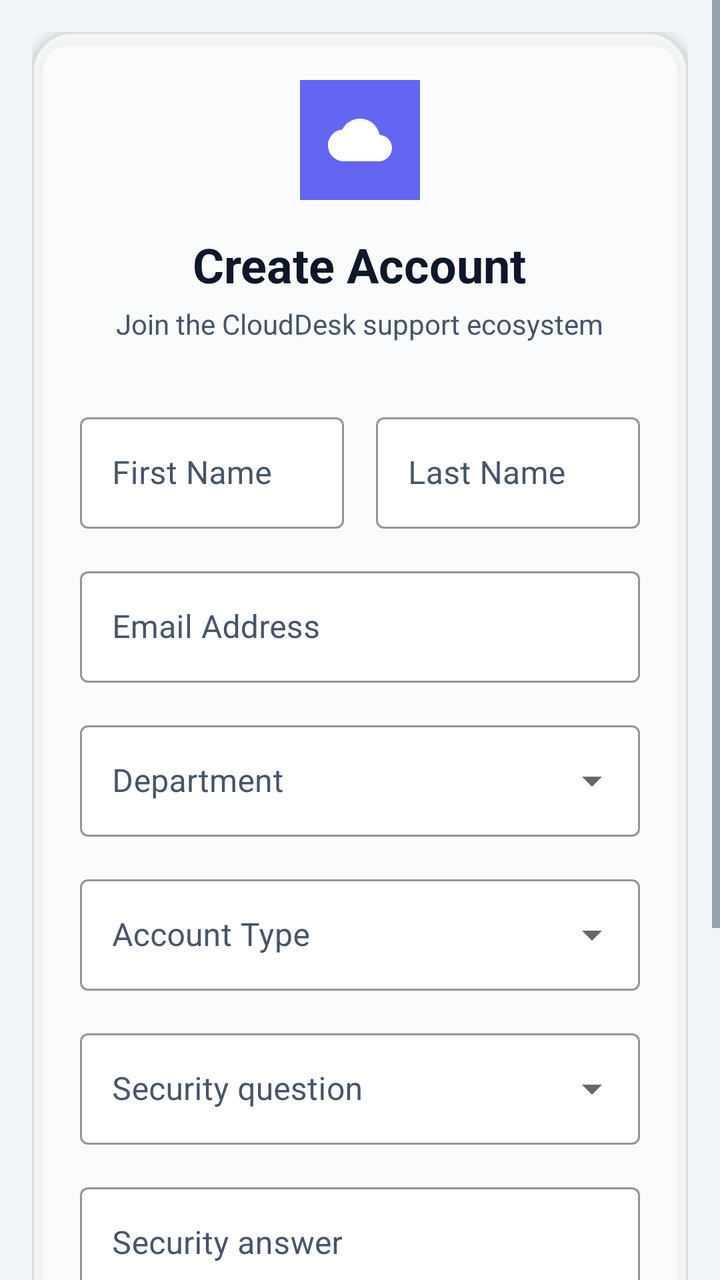
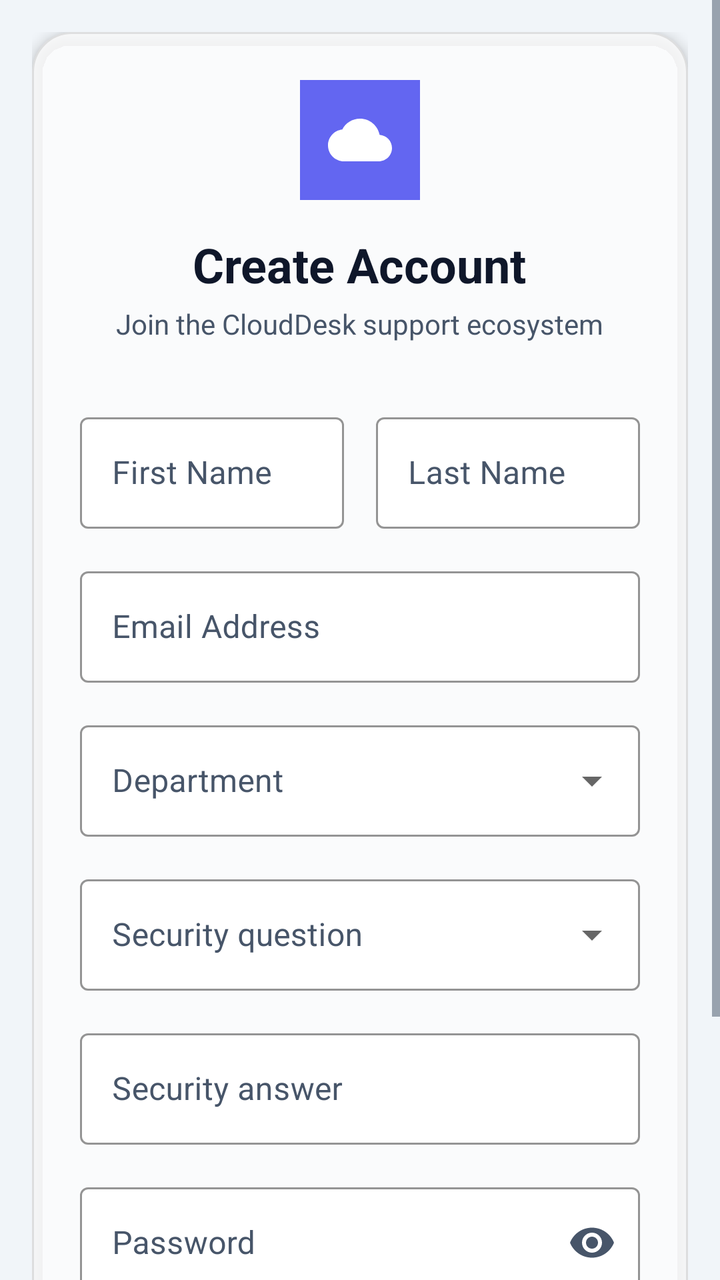

Two renders of the same Android screen: before a commit and after it. Below are the layout's source before the change and the commit's diff.
<!-- AndroidManifest.xml: application theme Theme.CloudDesk -->
<!-- res/layout/activity_register.xml -->
<?xml version="1.0" encoding="utf-8"?>
<ScrollView xmlns:android="http://schemas.android.com/apk/res/android"
    xmlns:app="http://schemas.android.com/apk/res-auto"
    android:layout_width="match_parent"
    android:layout_height="match_parent"
    android:background="@color/bg_dark"
    android:fillViewport="true">

    <LinearLayout
        android:layout_width="match_parent"
        android:layout_height="wrap_content"
        android:orientation="vertical"
        android:gravity="center"
        android:padding="16dp">

        <com.google.android.material.card.MaterialCardView
            android:layout_width="match_parent"
            android:layout_height="wrap_content"
            app:cardBackgroundColor="@color/glass_bg"
            app:cardCornerRadius="20dp"
            app:strokeColor="@color/glass_border"
            app:strokeWidth="1dp"
            app:cardElevation="4dp">

            <LinearLayout
                android:layout_width="match_parent"
                android:layout_height="wrap_content"
                android:orientation="vertical"
                android:padding="24dp">

                
                <FrameLayout
                    android:layout_width="60dp"
                    android:layout_height="60dp"
                    android:layout_gravity="center"
                    android:background="@color/primary"
                    android:layout_marginBottom="16dp">
                    <ImageView
                        android:layout_width="32dp"
                        android:layout_height="32dp"
                        android:layout_gravity="center"
                        android:src="@drawable/ic_cloud"/>
                </FrameLayout>

                <TextView
                    android:layout_width="wrap_content"
                    android:layout_height="wrap_content"
                    android:layout_gravity="center"
                    android:text="@string/register_title"
                    android:textColor="@color/text_main"
                    android:textSize="24sp"
                    android:textStyle="bold"
                    android:layout_marginBottom="4dp"/>

                <TextView
                    android:layout_width="wrap_content"
                    android:layout_height="wrap_content"
                    android:layout_gravity="center"
                    android:text="@string/register_subtitle"
                    android:textColor="@color/text_muted"
                    android:textSize="14sp"
                    android:layout_marginBottom="32dp"/>

                
                <LinearLayout
                    android:layout_width="match_parent"
                    android:layout_height="wrap_content"
                    android:orientation="horizontal"
                    android:layout_marginBottom="16dp">
                    
                    <com.google.android.material.textfield.TextInputLayout
                        android:layout_width="0dp"
                        android:layout_height="wrap_content"
                        android:layout_weight="1"
                        android:layout_marginEnd="8dp"
                        android:hint="@string/register_first_name_hint"
                        android:textColorHint="@color/text_muted"
                        app:hintTextColor="@color/primary"
                        app:boxStrokeColor="@color/primary"
                        app:boxBackgroundColor="@color/bg_surface"
                        style="@style/Widget.MaterialComponents.TextInputLayout.OutlinedBox">
                        <com.google.android.material.textfield.TextInputEditText
                            android:id="@+id/firstName"
                            android:layout_width="match_parent"
                            android:layout_height="wrap_content"
                            android:textColor="@color/text_main"
                            android:inputType="textPersonName"/>
                    </com.google.android.material.textfield.TextInputLayout>

                    <com.google.android.material.textfield.TextInputLayout
                        android:layout_width="0dp"
                        android:layout_height="wrap_content"
                        android:layout_weight="1"
                        android:layout_marginStart="8dp"
                        android:hint="@string/register_last_name_hint"
                        android:textColorHint="@color/text_muted"
                        app:hintTextColor="@color/primary"
                        app:boxStrokeColor="@color/primary"
                        app:boxBackgroundColor="@color/bg_surface"
                        style="@style/Widget.MaterialComponents.TextInputLayout.OutlinedBox">
                        <com.google.android.material.textfield.TextInputEditText
                            android:id="@+id/lastName"
                            android:layout_width="match_parent"
                            android:layout_height="wrap_content"
                            android:textColor="@color/text_main"
                            android:inputType="textPersonName"/>
                    </com.google.android.material.textfield.TextInputLayout>
                </LinearLayout>

                
                <com.google.android.material.textfield.TextInputLayout
                    android:layout_width="match_parent"
                    android:layout_height="wrap_content"
                    android:hint="@string/register_email_hint"
                    android:textColorHint="@color/text_muted"
                    app:hintTextColor="@color/primary"
                    app:boxStrokeColor="@color/primary"
                    app:boxBackgroundColor="@color/bg_surface"
                    style="@style/Widget.MaterialComponents.TextInputLayout.OutlinedBox"
                    android:layout_marginBottom="16dp">
                    <com.google.android.material.textfield.TextInputEditText
                        android:id="@+id/email"
                        android:layout_width="match_parent"
                        android:layout_height="wrap_content"
                        android:textColor="@color/text_main"
                        android:inputType="textEmailAddress"/>
                </com.google.android.material.textfield.TextInputLayout>

                
                <com.google.android.material.textfield.TextInputLayout
                    android:layout_width="match_parent"
                    android:layout_height="wrap_content"
                    android:hint="@string/register_department_hint"
                    android:textColorHint="@color/text_muted"
                    app:hintTextColor="@color/primary"
                    app:boxStrokeColor="@color/primary"
                    app:boxBackgroundColor="@color/bg_surface"
                    style="@style/Widget.MaterialComponents.TextInputLayout.OutlinedBox.ExposedDropdownMenu"
                    android:layout_marginBottom="16dp">
                    <AutoCompleteTextView
                        android:id="@+id/departmentDropdown"
                        android:layout_width="match_parent"
                        android:layout_height="wrap_content"
                        android:textColor="@color/text_main"
                        android:inputType="none"/>
                </com.google.android.material.textfield.TextInputLayout>

                
                <com.google.android.material.textfield.TextInputLayout
                    android:layout_width="match_parent"
                    android:layout_height="wrap_content"
                    android:hint="@string/register_account_type_hint"
                    android:textColorHint="@color/text_muted"
                    app:hintTextColor="@color/primary"
                    app:boxStrokeColor="@color/primary"
                    app:boxBackgroundColor="@color/bg_surface"
                    style="@style/Widget.MaterialComponents.TextInputLayout.OutlinedBox.ExposedDropdownMenu"
                    android:layout_marginBottom="16dp">
                    <AutoCompleteTextView
                        android:id="@+id/roleDropdown"
                        android:layout_width="match_parent"
                        android:layout_height="wrap_content"
                        android:textColor="@color/text_main"
                        android:inputType="none"/>
                </com.google.android.material.textfield.TextInputLayout>

                
                <com.google.android.material.textfield.TextInputLayout
                    android:layout_width="match_parent"
                    android:layout_height="wrap_content"
                    android:hint="@string/register_security_question_hint"
                    android:textColorHint="@color/text_muted"
                    app:hintTextColor="@color/primary"
                    app:boxStrokeColor="@color/primary"
                    app:boxBackgroundColor="@color/bg_surface"
                    style="@style/Widget.MaterialComponents.TextInputLayout.OutlinedBox.ExposedDropdownMenu"
                    android:layout_marginBottom="16dp">
                    <AutoCompleteTextView
                        android:id="@+id/securityQuestionDropdown"
                        android:layout_width="match_parent"
                        android:layout_height="wrap_content"
                        android:textColor="@color/text_main"
                        android:inputType="none"/>
                </com.google.android.material.textfield.TextInputLayout>

                <com.google.android.material.textfield.TextInputLayout
                    android:layout_width="match_parent"
                    android:layout_height="wrap_content"
                    android:hint="@string/register_security_answer_hint"
                    android:textColorHint="@color/text_muted"
                    app:hintTextColor="@color/primary"
                    app:boxStrokeColor="@color/primary"
                    app:boxBackgroundColor="@color/bg_surface"
                    style="@style/Widget.MaterialComponents.TextInputLayout.OutlinedBox"
                    android:layout_marginBottom="16dp">
                    <com.google.android.material.textfield.TextInputEditText
                        android:id="@+id/securityAnswerInput"
                        android:layout_width="match_parent"
                        android:layout_height="wrap_content"
                        android:textColor="@color/text_main"
                        android:inputType="text"/>
                </com.google.android.material.textfield.TextInputLayout>

                
                <com.google.android.material.textfield.TextInputLayout
                    android:layout_width="match_parent"
                    android:layout_height="wrap_content"
                    android:hint="@string/register_password_hint"
                    android:textColorHint="@color/text_muted"
                    app:hintTextColor="@color/primary"
                    app:boxStrokeColor="@color/primary"
                    app:boxBackgroundColor="@color/bg_surface"
                    style="@style/Widget.MaterialComponents.TextInputLayout.OutlinedBox"
                    app:passwordToggleEnabled="true"
                    app:passwordToggleTint="@color/text_muted"
                    android:layout_marginBottom="24dp">
                    <com.google.android.material.textfield.TextInputEditText
                        android:id="@+id/password"
                        android:layout_width="match_parent"
                        android:layout_height="wrap_content"
                        android:textColor="@color/text_main"
                        android:inputType="textPassword"/>
                </com.google.android.material.textfield.TextInputLayout>

                <Button
                    android:id="@+id/registerButton"
                    android:layout_width="match_parent"
                    android:layout_height="wrap_content"
                    android:text="@string/register_title"
                    android:textAllCaps="false"
                    android:textColor="@android:color/white"
                    android:backgroundTint="@color/primary"
                    android:padding="12dp"
                    android:textSize="16sp"
                    android:textStyle="bold"/>

                <TextView
                    android:id="@+id/backToLogin"
                    android:layout_width="wrap_content"
                    android:layout_height="wrap_content"
                    android:layout_gravity="center"
                    android:layout_marginTop="16dp"
                    android:text="@string/register_already_have_account"
                    android:textColor="@color/primary"
                    android:textSize="14sp"
                    android:textStyle="bold"/>

            </LinearLayout>
        </com.google.android.material.card.MaterialCardView>
    </LinearLayout>
</ScrollView>
<!-- resources referenced by this layout -->
<resources>
  <color name="bg_dark">#f1f5f9</color>
  <color name="bg_surface">#ffffff</color>
  <color name="glass_bg">#CCFFFFFF</color>
  <color name="glass_border">#1A000000</color>
  <color name="primary">#6366f1</color>
  <color name="text_main">#0f172a</color>
  <color name="text_muted">#475569</color>
  <!-- drawable ic_cloud (drawable) -->
  <vector xmlns:android="http://schemas.android.com/apk/res/android"
      android:width="24dp"
      android:height="24dp"
      android:viewportWidth="24"
      android:viewportHeight="24">
      <path
          android:fillColor="#FFFFFF"
          android:pathData="M19.35,10.04C18.67,6.59 15.64,4 12,4C9.11,4 6.6,5.64 5.35,8.04C2.34,8.36 0,10.91 0,14C0,17.31 2.69,20 6,20H19C21.76,20 24,17.76 24,15C24,12.36 21.95,10.22 19.35,10.04Z"/>
  </vector>
  <string name="register_account_type_hint">Account Type</string>
  <string name="register_already_have_account">Already have an account? Sign in</string>
  <string name="register_department_hint">Department</string>
  <string name="register_email_hint">Email Address</string>
  <string name="register_first_name_hint">First Name</string>
  <string name="register_last_name_hint">Last Name</string>
  <string name="register_password_hint">Password</string>
  <string name="register_security_answer_hint">Security answer</string>
  <string name="register_security_question_hint">Security question</string>
  <string name="register_subtitle">Join the CloudDesk support ecosystem</string>
  <string name="register_title">Create Account</string>
  <style name="Theme.CloudDesk" parent="Theme.MaterialComponents.DayNight.NoActionBar">
          
          <item name="colorPrimary">@color/primary</item>
          <item name="colorPrimaryDark">@color/bg_dark</item>
          <item name="colorAccent">@color/secondary</item>
          
          
          <item name="android:windowBackground">@color/bg_dark</item>
          <item name="android:textColorPrimary">@color/text_main</item>
          <item name="android:textColorSecondary">@color/text_muted</item>
      </style>
  <color name="secondary">#0284c7</color>
</resources>

<!-- the commit's change to res/layout/activity_register.xml (unified diff, before → after) -->
@@ -149,25 +149,6 @@
                 <com.google.android.material.textfield.TextInputLayout
                     android:layout_width="match_parent"
                     android:layout_height="wrap_content"
-                    android:hint="@string/register_account_type_hint"
-                    android:textColorHint="@color/text_muted"
-                    app:hintTextColor="@color/primary"
-                    app:boxStrokeColor="@color/primary"
-                    app:boxBackgroundColor="@color/bg_surface"
-                    style="@style/Widget.MaterialComponents.TextInputLayout.OutlinedBox.ExposedDropdownMenu"
-                    android:layout_marginBottom="16dp">
-                    <AutoCompleteTextView
-                        android:id="@+id/roleDropdown"
-                        android:layout_width="match_parent"
-                        android:layout_height="wrap_content"
-                        android:textColor="@color/text_main"
-                        android:inputType="none"/>
-                </com.google.android.material.textfield.TextInputLayout>
-
-                
-                <com.google.android.material.textfield.TextInputLayout
-                    android:layout_width="match_parent"
-                    android:layout_height="wrap_content"
                     android:hint="@string/register_security_question_hint"
                     android:textColorHint="@color/text_muted"
                     app:hintTextColor="@color/primary"
<!-- resource entries referenced after the edit -->
@@ -17,7 +17,6 @@
           android:fillColor="#FFFFFF"
           android:pathData="M19.35,10.04C18.67,6.59 15.64,4 12,4C9.11,4 6.6,5.64 5.35,8.04C2.34,8.36 0,10.91 0,14C0,17.31 2.69,20 6,20H19C21.76,20 24,17.76 24,15C24,12.36 21.95,10.22 19.35,10.04Z"/>
   </vector>
-  <string name="register_account_type_hint">Account Type</string>
   <string name="register_already_have_account">Already have an account? Sign in</string>
   <string name="register_department_hint">Department</string>
   <string name="register_email_hint">Email Address</string>
